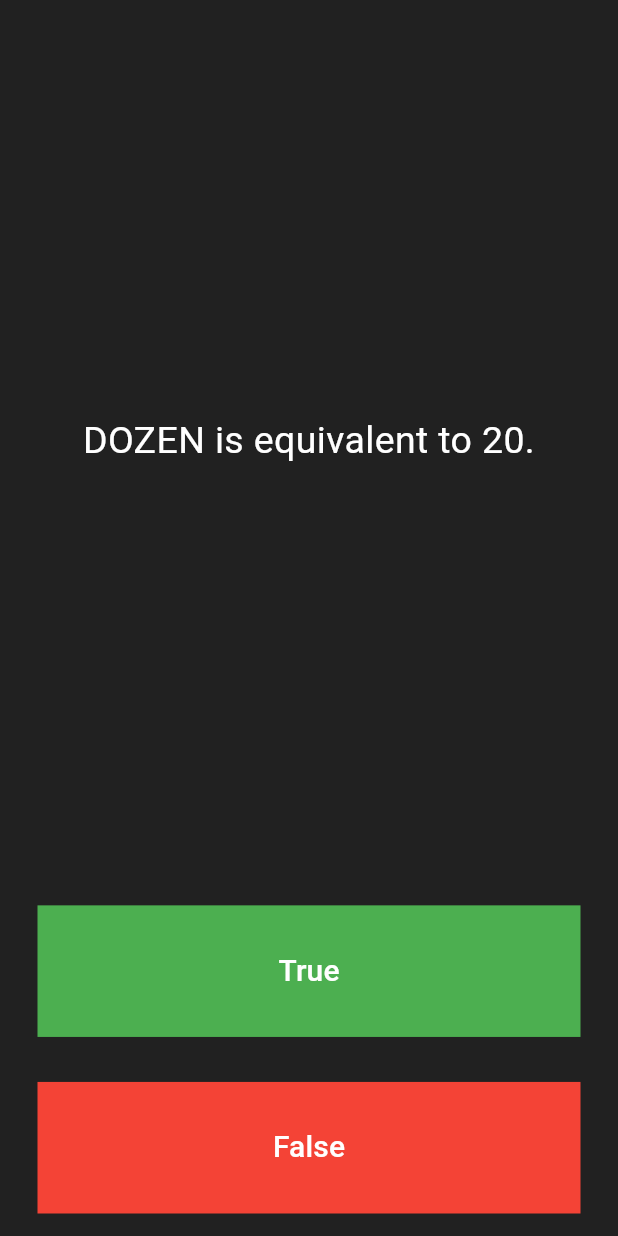
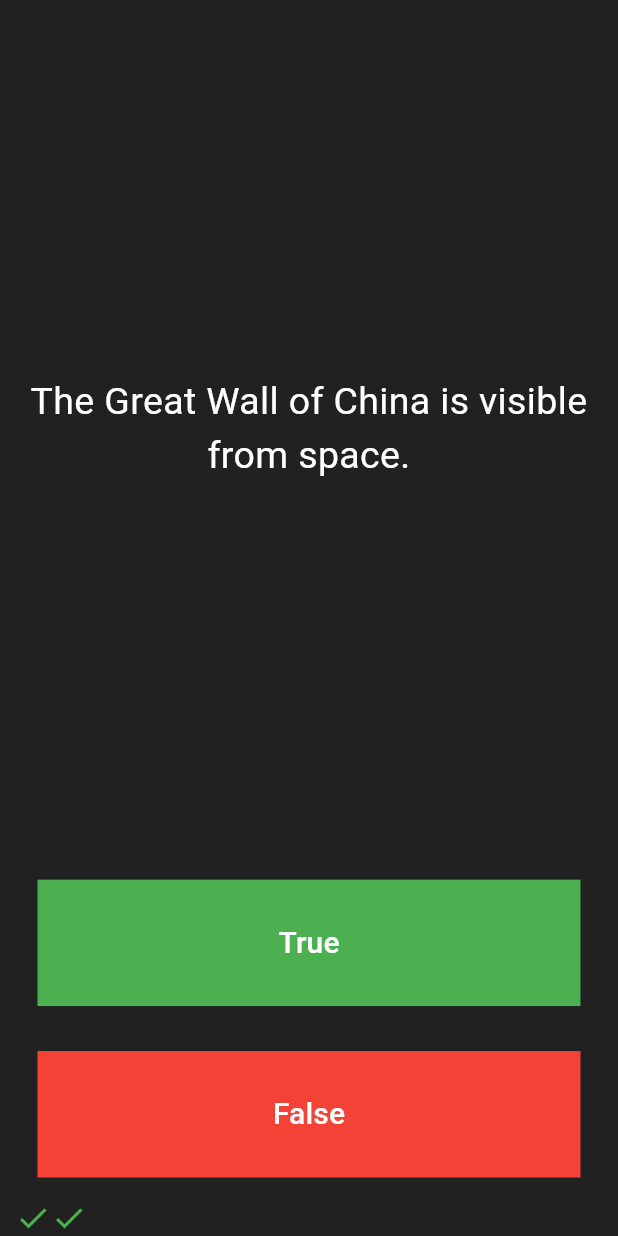
Before and after one commit to Agarwal7088/quizzerler, a Flutter app: the screen it shows after launch, after a tap on "True", after a tap on "False", on a phone screen of 412 x 824 dp. Run offline on Flutter 3.47's test engine with Material 3 defaults, Android fonts, the light colour scheme and no system bars.

Commit message:
made changes

```diff
--- a/lib/main.dart
+++ b/lib/main.dart
@@ -1,10 +1,14 @@
 import 'package:flutter/material.dart';
-import 'package:quizzerler/question.dart';
 //import 'package:quizzerler/question.dart';
+//import 'question.dart';
+import 'quiz_brain.dart';
 
+QuizBrain quizBrain = QuizBrain();
 void main() => runApp(Quizzler());
 
 class Quizzler extends StatelessWidget {
+  const Quizzler({super.key});
+
   @override
   Widget build(BuildContext context) {
     return MaterialApp(
@@ -22,30 +26,43 @@ class Quizzler extends StatelessWidget {
 }
 
 class QuizPage extends StatefulWidget {
+  const QuizPage({super.key});
   @override
   State<QuizPage> createState() => _QuizPageState();
 }
 
 class _QuizPageState extends State<QuizPage> {
-  // List<Icon> scorekeeper = [];
+  List<Icon> scorekeeper = [];
+  void checkanswer(bool userpickedanswer) {
+    bool correctanswer = quizBrain.getcorrectanswer();
+
+    setState(() {
+      if (userpickedanswer == correctanswer) {
+        scorekeeper.add(Icon(Icons.check, color: Colors.green));
+      } else {
+        scorekeeper.add(Icon(Icons.close, color: Colors.red));
+      }
+      quizBrain.nextQuestion();
+    });
+  }
   // List<String> question = [
   //   'EQUIVALENT TO is (more or less) the same as EQUAL TO.',
   //   'The past tense of FIND is FOUND.',
   //   'DOZEN is equivalent to 20.',
   // ];
   // List<bool> answer = [false, true, false];
-  List<Question> questionbank = [
-    Question(
-      questionText: 'EQUIVALENT TO is (more or less) the same as EQUAL TO',
-      questionAnswer: false,
-    ),
-    Question(
-      questionText: 'The past tense of FIND is FOUND.',
-      questionAnswer: true,
-    ),
-    Question(questionText: 'DOZEN is equivalent to 20.', questionAnswer: false),
-  ];
-  int questionnumber = 0;
+  // List<Question> questionbank = [
+  //   Question(
+  //     questionText: 'EQUIVALENT TO is (more or less) the same as EQUAL TO',
+  //     questionAnswer: false,
+  //   ),
+  //   Question(
+  //     questionText: 'The past tense of FIND is FOUND.',
+  //     questionAnswer: true,
+  //   ),
+  //   Question(questionText: 'DOZEN is equivalent to 20.', questionAnswer: false),
+  // ];
+  //int questionnumber = 0;
 
   @override
   Widget build(BuildContext context) {
@@ -59,7 +76,7 @@ class _QuizPageState extends State<QuizPage> {
             padding: EdgeInsets.all(10.0),
             child: Center(
               child: Text(
-                questionbank[questionnumber].questionText,
+                quizBrain.getQuestionText(),
                 textAlign: TextAlign.center,
                 style: TextStyle(fontSize: 25.0, color: Colors.white),
               ),
@@ -79,17 +96,18 @@ class _QuizPageState extends State<QuizPage> {
                   style: TextStyle(color: Colors.white, fontSize: 20.0),
                 ),
                 onPressed: () {
-                  bool correctanswer =
-                      questionbank[questionnumber].questionAnswer;
-                  if (correctanswer == true) {
-                    print('this ans is true');
-                  } else {
-                    print('this is wrong');
-                  }
-                  setState(() {
-                    questionnumber = questionnumber + 1;
-                  });
-                  print(questionnumber);
+                  //quizBrain.questionbank = null;
+                  //
+
+                  // if (correctanswer == true) {
+                  //   print('this ans is true');
+                  // } else {
+                  //   print('this is wrong');
+                  // }
+                  // setState(() {
+                  //   quizBrain.nextQuestion();
+                  // });
+                  checkanswer(true);
                 },
               ),
             ),
@@ -110,31 +128,15 @@ class _QuizPageState extends State<QuizPage> {
                   ),
                 ),
                 onPressed: () {
-                  bool correctanswer =
-                      questionbank[questionnumber].questionAnswer;
-                  if (correctanswer == false) {
-                    print('this ans is true');
-                  } else {
-                    print('this is wrong');
-                  }
-                  setState(() {
-                    questionnumber = questionnumber + 1;
-                  });
-                  print(questionnumber);
+                  checkanswer(false);
                 },
               ),
             ),
           ),
         ),
         // TODO: Add a Row here as your score keeper
-        Row(children: []),
+        SingleChildScrollView(child: Row(children: scorekeeper)),
       ],
     );
   }
 }
-
-/*
-question1: 'You can lead a cow down stairs but not up stairs.', false,
-question2: 'Approximately one quarter of human bones are in the feet.', true,
-question3: 'A slug\'s blood is green.', true,
-*/
--- a/lib/question.dart
+++ b/lib/question.dart
@@ -4,3 +4,5 @@ class Question {
 
   Question({required this.questionText, required this.questionAnswer});
 }
+
+//Question newQuestion = Question(questionText: 'text', questionAnswer: true);
--- /dev/null
+++ b/lib/quiz_brain.dart
@@ -0,0 +1,70 @@
+import 'package:quizzerler/question.dart';
+
+class QuizBrain {
+  int _questionnumber = 0;
+
+  final List<Question> _questionbank = [
+    Question(
+      questionText: 'The Earth is the third planet from the Sun.',
+      questionAnswer: true,
+    ),
+
+    Question(
+      questionText: 'Water boils at 90°C at sea level.',
+      questionAnswer: false,
+    ),
+
+    Question(
+      questionText: 'The Great Wall of China is visible from space.',
+      questionAnswer: false,
+    ),
+
+    Question(
+      questionText: 'Light travels faster than sound.',
+      questionAnswer: true,
+    ),
+
+    Question(
+      questionText: 'Mount Everest is the tallest mountain in the world.',
+      questionAnswer: true,
+    ),
+
+    Question(questionText: 'Sharks are mammals.', questionAnswer: false),
+
+    Question(
+      questionText: 'The currency of Japan is the Yen.',
+      questionAnswer: true,
+    ),
+
+    Question(
+      questionText: 'An octopus has three hearts.',
+      questionAnswer: true,
+    ),
+
+    Question(
+      questionText: 'The human body has 206 bones.',
+      questionAnswer: true,
+    ),
+
+    Question(
+      questionText: 'The chemical symbol for gold is Ag.',
+      questionAnswer: false,
+    ),
+  ];
+
+  void nextQuestion() {
+    if (_questionnumber < _questionbank.length - 1) {
+      _questionnumber++;
+    }
+    print(_questionnumber);
+    print(_questionbank.length);
+  }
+
+  String getQuestionText() {
+    return _questionbank[_questionnumber].questionText;
+  }
+
+  bool getcorrectanswer() {
+    return _questionbank[_questionnumber].questionAnswer;
+  }
+}
```
